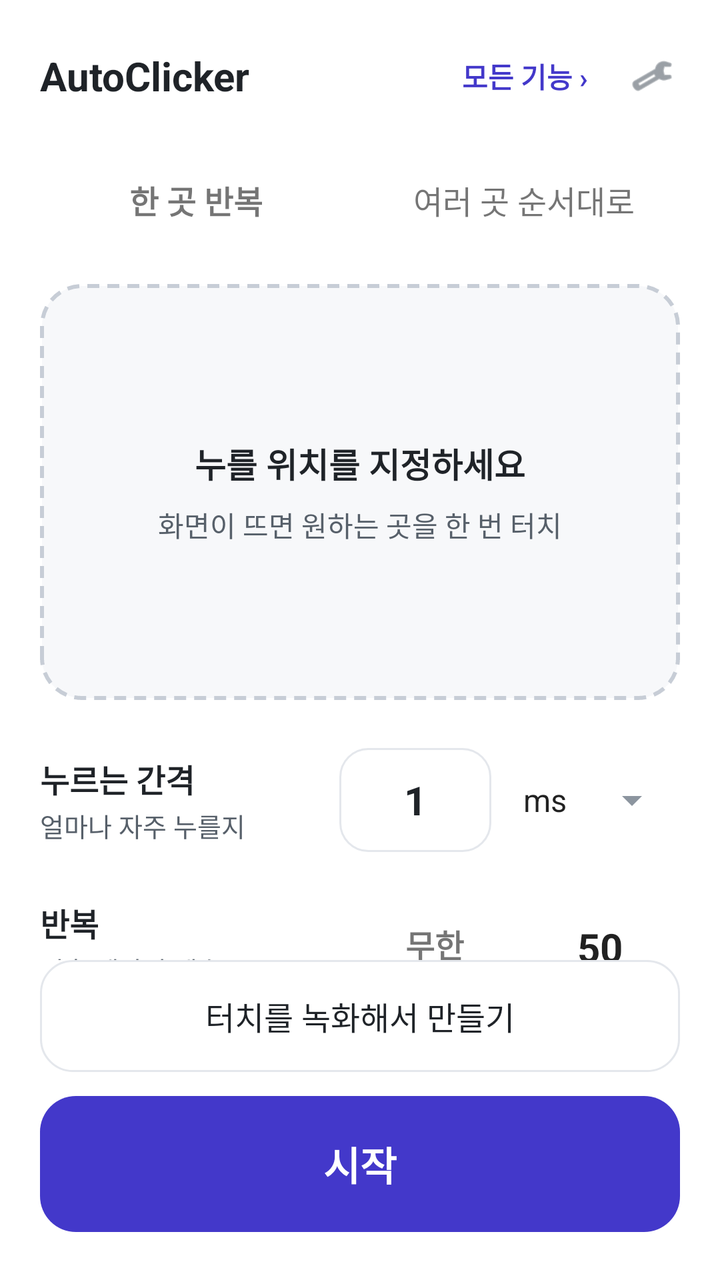
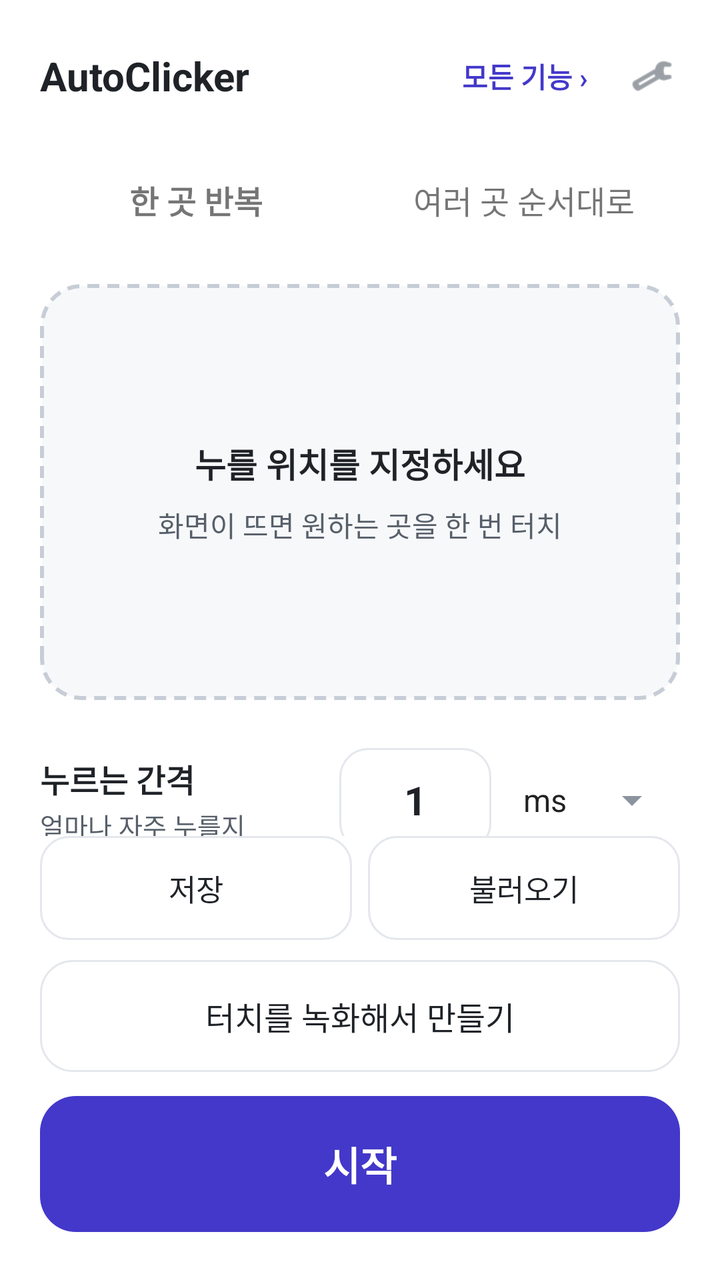

Before-and-after screenshots of an Android layout around one commit, followed by the original layout XML and the change that was made.
<!-- AndroidManifest.xml: application theme Theme.AutoClicker -->
<!-- res/layout/activity_simple_mode.xml -->
<?xml version="1.0" encoding="utf-8"?>
<LinearLayout xmlns:android="http://schemas.android.com/apk/res/android"
    android:layout_width="match_parent"
    android:layout_height="match_parent"
    android:orientation="vertical"
    android:background="@color/surface">

    
    <LinearLayout
        android:layout_width="match_parent"
        android:layout_height="wrap_content"
        android:orientation="horizontal"
        android:gravity="center_vertical"
        android:paddingStart="20dp"
        android:paddingEnd="12dp"
        android:paddingTop="16dp"
        android:paddingBottom="4dp">

        <TextView
            android:layout_width="0dp"
            android:layout_height="wrap_content"
            android:layout_weight="1"
            android:text="@string/app_name"
            android:textColor="@color/text_primary"
            android:textSize="20sp"
            android:textStyle="bold" />

        <TextView
            android:id="@+id/btnAdvancedMode"
            android:layout_width="wrap_content"
            android:layout_height="wrap_content"
            android:text="@string/simple_go_advanced"
            android:textColor="@color/simple_accent"
            android:textSize="14sp"
            android:textStyle="bold"
            android:padding="10dp"
            android:background="?attr/selectableItemBackgroundBorderless" />

        <ImageView
            android:id="@+id/btnSimpleSettings"
            android:layout_width="44dp"
            android:layout_height="44dp"
            android:padding="11dp"
            android:contentDescription="@string/title_settings"
            android:src="@android:drawable/ic_menu_preferences"
            android:background="?attr/selectableItemBackgroundBorderless"
            app:tint="@color/text_secondary"
            xmlns:app="http://schemas.android.com/apk/res-auto" />
    </LinearLayout>

    
    <TextView
        android:id="@+id/tvSimplePermission"
        android:layout_width="match_parent"
        android:layout_height="wrap_content"
        android:layout_marginStart="20dp"
        android:layout_marginEnd="20dp"
        android:layout_marginTop="8dp"
        android:background="@drawable/bg_simple_card"
        android:padding="14dp"
        android:text="@string/simple_need_permission"
        android:textColor="@color/text_secondary"
        android:textSize="13sp"
        android:visibility="gone" />

    
    <LinearLayout
        android:layout_width="match_parent"
        android:layout_height="wrap_content"
        android:orientation="horizontal"
        android:paddingStart="20dp"
        android:paddingEnd="20dp"
        android:paddingTop="10dp">

        <TextView
            android:id="@+id/btnModeSingle"
            android:layout_width="0dp"
            android:layout_height="52dp"
            android:layout_weight="1"
            android:layout_marginEnd="8dp"
            android:gravity="center"
            android:text="@string/simple_mode_single"
            android:textSize="16sp"
            android:textStyle="bold" />

        <TextView
            android:id="@+id/btnModeMulti"
            android:layout_width="0dp"
            android:layout_height="52dp"
            android:layout_weight="1"
            android:gravity="center"
            android:text="@string/simple_mode_multi"
            android:textSize="16sp" />
    </LinearLayout>

    <ScrollView
        android:layout_width="match_parent"
        android:layout_height="0dp"
        android:layout_weight="1"
        android:fillViewport="true"
        android:scrollbars="none">

        <LinearLayout
            android:layout_width="match_parent"
            android:layout_height="wrap_content"
            android:orientation="vertical"
            android:paddingStart="20dp"
            android:paddingEnd="20dp"
            android:paddingTop="16dp"
            android:paddingBottom="8dp">

            
            <LinearLayout
                android:id="@+id/cardPickSingle"
                android:layout_width="match_parent"
                android:layout_height="208dp"
                android:orientation="vertical"
                android:gravity="center"
                android:background="@drawable/bg_simple_dashed"
                android:clickable="true"
                android:focusable="true">

                <TextView
                    android:id="@+id/tvSingleTitle"
                    android:layout_width="wrap_content"
                    android:layout_height="wrap_content"
                    android:text="@string/simple_pick_title"
                    android:textColor="@color/text_primary"
                    android:textSize="17sp"
                    android:textStyle="bold" />

                <TextView
                    android:id="@+id/tvSingleHint"
                    android:layout_width="wrap_content"
                    android:layout_height="wrap_content"
                    android:layout_marginTop="8dp"
                    android:text="@string/simple_pick_hint"
                    android:textColor="@color/text_secondary"
                    android:textSize="14sp" />
            </LinearLayout>

            
            <LinearLayout
                android:id="@+id/groupMulti"
                android:layout_width="match_parent"
                android:layout_height="wrap_content"
                android:orientation="vertical"
                android:visibility="gone">

                <androidx.recyclerview.widget.RecyclerView
                    android:id="@+id/rvSimplePoints"
                    android:layout_width="match_parent"
                    android:layout_height="wrap_content"
                    android:nestedScrollingEnabled="false" />

                <TextView
                    android:id="@+id/btnAddPoint"
                    android:layout_width="match_parent"
                    android:layout_height="64dp"
                    android:layout_marginTop="10dp"
                    android:background="@drawable/bg_simple_dashed_sm"
                    android:gravity="center"
                    android:text="@string/simple_add_point"
                    android:textColor="@color/simple_accent"
                    android:textSize="16sp"
                    android:textStyle="bold" />
            </LinearLayout>

            
            <LinearLayout
                android:layout_width="match_parent"
                android:layout_height="wrap_content"
                android:orientation="horizontal"
                android:gravity="center_vertical"
                android:layout_marginTop="24dp">

                <LinearLayout
                    android:layout_width="0dp"
                    android:layout_height="wrap_content"
                    android:layout_weight="1"
                    android:orientation="vertical">

                    <TextView
                        android:layout_width="wrap_content"
                        android:layout_height="wrap_content"
                        android:text="@string/simple_interval"
                        android:textColor="@color/text_primary"
                        android:textSize="16sp"
                        android:textStyle="bold" />

                    <TextView
                        android:layout_width="wrap_content"
                        android:layout_height="wrap_content"
                        android:layout_marginTop="2dp"
                        android:text="@string/simple_interval_hint"
                        android:textColor="@color/text_secondary"
                        android:textSize="13sp" />
                </LinearLayout>

                <EditText
                    android:id="@+id/etSimpleInterval"
                    android:layout_width="76dp"
                    android:layout_height="52dp"
                    android:background="@drawable/bg_simple_outline"
                    android:gravity="center"
                    android:importantForAutofill="no"
                    android:inputType="number"
                    android:text="1"
                    android:textColor="@color/text_primary"
                    android:textSize="20sp"
                    android:textStyle="bold"
                    android:contentDescription="@string/simple_interval" />

                <Spinner
                    android:id="@+id/spSimpleUnit"
                    android:layout_width="wrap_content"
                    android:layout_height="52dp"
                    android:layout_marginStart="8dp"
                    android:minWidth="76dp"
                    android:entries="@array/delay_unit_labels" />
            </LinearLayout>

            
            <LinearLayout
                android:layout_width="match_parent"
                android:layout_height="wrap_content"
                android:orientation="horizontal"
                android:gravity="center_vertical"
                android:layout_marginTop="20dp">

                <LinearLayout
                    android:layout_width="0dp"
                    android:layout_height="wrap_content"
                    android:layout_weight="1"
                    android:orientation="vertical">

                    <TextView
                        android:layout_width="wrap_content"
                        android:layout_height="wrap_content"
                        android:text="@string/simple_repeat"
                        android:textColor="@color/text_primary"
                        android:textSize="16sp"
                        android:textStyle="bold" />

                    <TextView
                        android:id="@+id/tvRepeatHint"
                        android:layout_width="wrap_content"
                        android:layout_height="wrap_content"
                        android:layout_marginTop="2dp"
                        android:text="@string/simple_repeat_forever_hint"
                        android:textColor="@color/text_secondary"
                        android:textSize="13sp" />
                </LinearLayout>

                <TextView
                    android:id="@+id/btnRepeatForever"
                    android:layout_width="wrap_content"
                    android:layout_height="52dp"
                    android:gravity="center"
                    android:paddingStart="20dp"
                    android:paddingEnd="20dp"
                    android:text="@string/simple_repeat_forever"
                    android:textSize="16sp"
                    android:textStyle="bold" />

                <EditText
                    android:id="@+id/etRepeatCount"
                    android:layout_width="80dp"
                    android:layout_height="52dp"
                    android:layout_marginStart="8dp"
                    android:gravity="center"
                    android:importantForAutofill="no"
                    android:inputType="number"
                    android:text="50"
                    android:textSize="20sp"
                    android:textStyle="bold"
                    android:contentDescription="@string/simple_repeat" />
            </LinearLayout>

        </LinearLayout>
    </ScrollView>

    
    <LinearLayout
        android:layout_width="match_parent"
        android:layout_height="wrap_content"
        android:orientation="vertical"
        android:paddingStart="20dp"
        android:paddingEnd="20dp"
        android:paddingBottom="24dp">

        <TextView
            android:id="@+id/btnSimpleRecord"
            android:layout_width="match_parent"
            android:layout_height="56dp"
            android:background="@drawable/bg_simple_outline_lg"
            android:gravity="center"
            android:text="@string/simple_record"
            android:textColor="@color/text_primary"
            android:textSize="16sp" />

        <TextView
            android:id="@+id/btnSimpleStart"
            android:layout_width="match_parent"
            android:layout_height="68dp"
            android:layout_marginTop="12dp"
            android:background="@drawable/bg_simple_primary"
            android:gravity="center"
            android:text="@string/simple_start"
            android:textColor="@color/simple_on_accent"
            android:textSize="20sp"
            android:textStyle="bold" />
    </LinearLayout>

</LinearLayout>
<!-- resources referenced by this layout -->
<resources>
  <string-array name="delay_unit_labels">
          <item>ms</item>
          <item>초</item>
          <item>분</item>
      </string-array>
  <color name="simple_accent">#4338CA</color>
  <color name="simple_on_accent">#FFFFFF</color>
  <color name="surface">#FFFFFF</color>
  <color name="text_primary">#1F2328</color>
  <color name="text_secondary">#57606A</color>
  <!-- drawable bg_simple_card (drawable) -->
  <?xml version="1.0" encoding="utf-8"?>
  <shape xmlns:android="http://schemas.android.com/apk/res/android" android:shape="rectangle">
      <solid android:color="@color/simple_card" />
      <corners android:radius="16dp" />
  </shape>
  <!-- drawable bg_simple_dashed (drawable) -->
  <?xml version="1.0" encoding="utf-8"?>
  <shape xmlns:android="http://schemas.android.com/apk/res/android" android:shape="rectangle">
      <solid android:color="@color/simple_card" />
      <stroke android:width="2dp" android:color="@color/simple_dash" android:dashWidth="6dp" android:dashGap="4dp" />
      <corners android:radius="20dp" />
  </shape>
  <!-- drawable bg_simple_dashed_sm (drawable) -->
  <?xml version="1.0" encoding="utf-8"?>
  <shape xmlns:android="http://schemas.android.com/apk/res/android" android:shape="rectangle">
      <solid android:color="@color/simple_field" />
      <stroke android:width="2dp" android:color="@color/simple_dash" android:dashWidth="6dp" android:dashGap="4dp" />
      <corners android:radius="16dp" />
  </shape>
  <!-- drawable bg_simple_outline (drawable) -->
  <?xml version="1.0" encoding="utf-8"?>
  <shape xmlns:android="http://schemas.android.com/apk/res/android" android:shape="rectangle">
      <solid android:color="@color/simple_field" />
      <stroke android:width="1dp" android:color="@color/simple_outline" />
      <corners android:radius="14dp" />
  </shape>
  <!-- drawable bg_simple_outline_lg (drawable) -->
  <?xml version="1.0" encoding="utf-8"?>
  <shape xmlns:android="http://schemas.android.com/apk/res/android" android:shape="rectangle">
      <solid android:color="@color/simple_field" />
      <stroke android:width="1dp" android:color="@color/simple_outline" />
      <corners android:radius="16dp" />
  </shape>
  <!-- drawable bg_simple_primary (drawable) -->
  <?xml version="1.0" encoding="utf-8"?>
  <shape xmlns:android="http://schemas.android.com/apk/res/android" android:shape="rectangle">
      <solid android:color="@color/simple_accent" />
      <corners android:radius="18dp" />
  </shape>
  <string name="app_name">AutoClicker</string>
  <string name="simple_add_point">+ 위치 추가</string>
  <string name="simple_go_advanced">모든 기능 ›</string>
  <string name="simple_interval">누르는 간격</string>
  <string name="simple_interval_hint">얼마나 자주 누를지</string>
  <string name="simple_mode_multi">여러 곳 순서대로</string>
  <string name="simple_mode_single">한 곳 반복</string>
  <string name="simple_need_permission">시작하려면 접근성 서비스와 다른 앱 위에 표시 권한이 필요합니다. 눌러서 설정하세요.</string>
  <string name="simple_pick_hint">화면이 뜨면 원하는 곳을 한 번 터치</string>
  <string name="simple_pick_title">누를 위치를 지정하세요</string>
  <string name="simple_record">터치를 녹화해서 만들기</string>
  <string name="simple_repeat">반복</string>
  <string name="simple_repeat_forever">무한</string>
  <string name="simple_repeat_forever_hint">멈출 때까지 계속</string>
  <string name="simple_start">시작</string>
  <string name="title_settings">설정</string>
  <color name="simple_card">#F7F8FA</color>
  <color name="simple_dash">#C7CDD6</color>
  <color name="simple_field">#FFFFFF</color>
  <color name="simple_outline">#E4E7EC</color>
  <color name="primary">#6366F1</color>
  <color name="primary_dark">#4F46E5</color>
  <color name="white">#FFFFFFFF</color>
  <color name="bg_dark">#F6F8FA</color>
  <color name="text_hint">#8C959F</color>
  <!-- unchanged entries left out for length: 1 -->
</resources>

<!-- the commit's change to res/layout/activity_simple_mode.xml (unified diff, before → after) -->
@@ -289,6 +289,36 @@
         android:paddingEnd="20dp"
         android:paddingBottom="24dp">
 
+        <LinearLayout
+            android:layout_width="match_parent"
+            android:layout_height="wrap_content"
+            android:orientation="horizontal"
+            android:layout_marginBottom="10dp">
+
+            <TextView
+                android:id="@+id/btnSimpleSave"
+                android:layout_width="0dp"
+                android:layout_height="52dp"
+                android:layout_weight="1"
+                android:layout_marginEnd="8dp"
+                android:background="@drawable/bg_simple_outline"
+                android:gravity="center"
+                android:text="@string/simple_save"
+                android:textColor="@color/text_primary"
+                android:textSize="15sp" />
+
+            <TextView
+                android:id="@+id/btnSimpleLoad"
+                android:layout_width="0dp"
+                android:layout_height="52dp"
+                android:layout_weight="1"
+                android:background="@drawable/bg_simple_outline"
+                android:gravity="center"
+                android:text="@string/simple_load"
+                android:textColor="@color/text_primary"
+                android:textSize="15sp" />
+        </LinearLayout>
+
         <TextView
             android:id="@+id/btnSimpleRecord"
             android:layout_width="match_parent"
<!-- resource entries referenced after the edit -->
@@ -55,6 +55,7 @@
   <string name="simple_go_advanced">모든 기능 ›</string>
   <string name="simple_interval">누르는 간격</string>
   <string name="simple_interval_hint">얼마나 자주 누를지</string>
+  <string name="simple_load">불러오기</string>
   <string name="simple_mode_multi">여러 곳 순서대로</string>
   <string name="simple_mode_single">한 곳 반복</string>
   <string name="simple_need_permission">시작하려면 접근성 서비스와 다른 앱 위에 표시 권한이 필요합니다. 눌러서 설정하세요.</string>
@@ -64,6 +65,7 @@
   <string name="simple_repeat">반복</string>
   <string name="simple_repeat_forever">무한</string>
   <string name="simple_repeat_forever_hint">멈출 때까지 계속</string>
+  <string name="simple_save">저장</string>
   <string name="simple_start">시작</string>
   <string name="title_settings">설정</string>
   <color name="simple_card">#F7F8FA</color>
